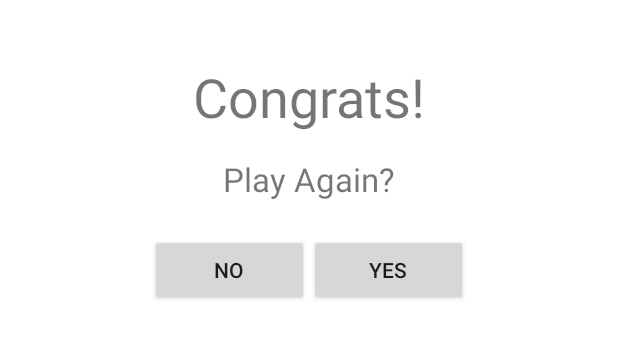
After one commit to hanselgunawan/memory_game, an Android app: the layout try_again_activity.xml on its own in the app's theme, with its tools: preview values and no code run, on a phone screen of 412 x 824 dp. The commit adds this screen. Shown: the top 338 px of the screen. Run offline under Robolectric (Android 15) with nearby library versions, the phone set to English and light mode, and no system bars.

Commit message:
Added oops image, runOnUiThread, and Try Again layout.

```diff
--- /dev/null
+++ b/app/src/main/res/layout/try_again_activity.xml
@@ -0,0 +1,64 @@
+<?xml version="1.0" encoding="utf-8"?>
+<android.support.constraint.ConstraintLayout xmlns:android="http://schemas.android.com/apk/res/android"
+    xmlns:app="http://schemas.android.com/apk/res-auto"
+    xmlns:tools="http://schemas.android.com/tools"
+    android:layout_width="match_parent"
+    android:layout_height="match_parent"
+    android:background="#ffffff">
+
+    <TextView
+        android:id="@+id/textView"
+        android:layout_width="wrap_content"
+        android:layout_height="wrap_content"
+        android:layout_marginEnd="8dp"
+        android:layout_marginStart="8dp"
+        android:layout_marginTop="40dp"
+        android:text="Congrats!"
+        android:textSize="36sp"
+        app:layout_constraintEnd_toEndOf="parent"
+        app:layout_constraintStart_toStartOf="parent"
+        app:layout_constraintTop_toTopOf="parent" />
+
+    <TextView
+        android:id="@+id/textView2"
+        android:layout_width="wrap_content"
+        android:layout_height="wrap_content"
+        android:layout_marginEnd="8dp"
+        android:layout_marginStart="8dp"
+        android:layout_marginTop="16dp"
+        android:text="Play Again?"
+        android:textSize="22sp"
+        app:layout_constraintEnd_toEndOf="parent"
+        app:layout_constraintHorizontal_bias="0.501"
+        app:layout_constraintStart_toStartOf="parent"
+        app:layout_constraintTop_toBottomOf="@+id/textView" />
+
+    <LinearLayout
+        android:layout_width="212dp"
+        android:layout_height="63dp"
+        android:layout_marginBottom="8dp"
+        android:layout_marginEnd="8dp"
+        android:layout_marginStart="8dp"
+        android:layout_marginTop="8dp"
+        android:orientation="horizontal"
+        app:layout_constraintBottom_toBottomOf="parent"
+        app:layout_constraintEnd_toEndOf="parent"
+        app:layout_constraintStart_toStartOf="parent"
+        app:layout_constraintTop_toBottomOf="@+id/textView2"
+        app:layout_constraintVertical_bias="0.023">
+
+        <Button
+            android:id="@+id/button"
+            android:layout_width="wrap_content"
+            android:layout_height="wrap_content"
+            android:layout_weight="1"
+            android:text="No" />
+
+        <Button
+            android:id="@+id/button2"
+            android:layout_width="wrap_content"
+            android:layout_height="wrap_content"
+            android:layout_weight="1"
+            android:text="Yes" />
+    </LinearLayout>
+</android.support.constraint.ConstraintLayout>
```
Also changed, not shown: app/src/main/java/com/hanseltritama/memorygame/MainActivity.java (+67 -6 lines), app/src/main/res/layout/activity_main.xml (+40 -0 lines), app/src/main/res/drawable-v24/oops.png (added), app/src/main/res/drawable-v24/pig.jpg (added), app/src/main/res/drawable-v24/pig.png (deleted).
